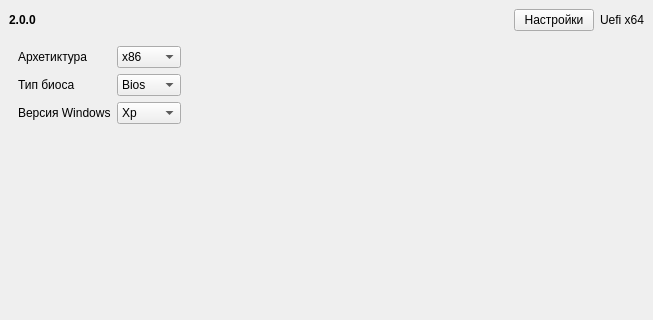
Above: window.ui from YourDroid/YourDroid before the change; both pictures show x 0 to 653 and y 0 to 320 of the 653 by 485 pixel window. Below: the same form after it.
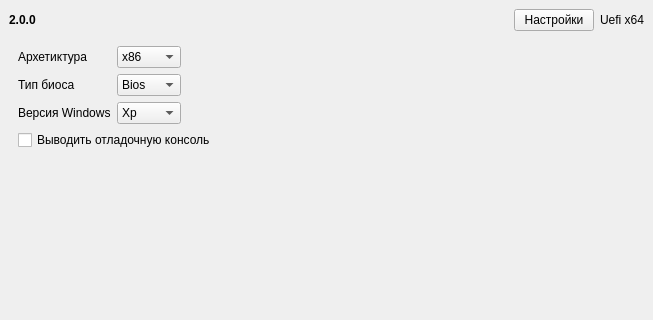
That is the form after the change. The open tabs and pages were chosen to show the change. Icons and pictures are not drawn.

Diff of the .ui file:
```diff
--- a/window.ui
+++ b/window.ui
@@ -211,6 +211,13 @@
           </item>
          </layout>
         </item>
+        <item>
+         <widget class="QCheckBox" name="checkEnableConSettings">
+          <property name="text">
+           <string>Выводить отладочную консоль</string>
+          </property>
+         </widget>
+        </item>
         <item>
          <spacer name="verticalSpacer">
           <property name="orientation">
```
Left out of the diff: 2 changed lines with no effect on the pictures.
